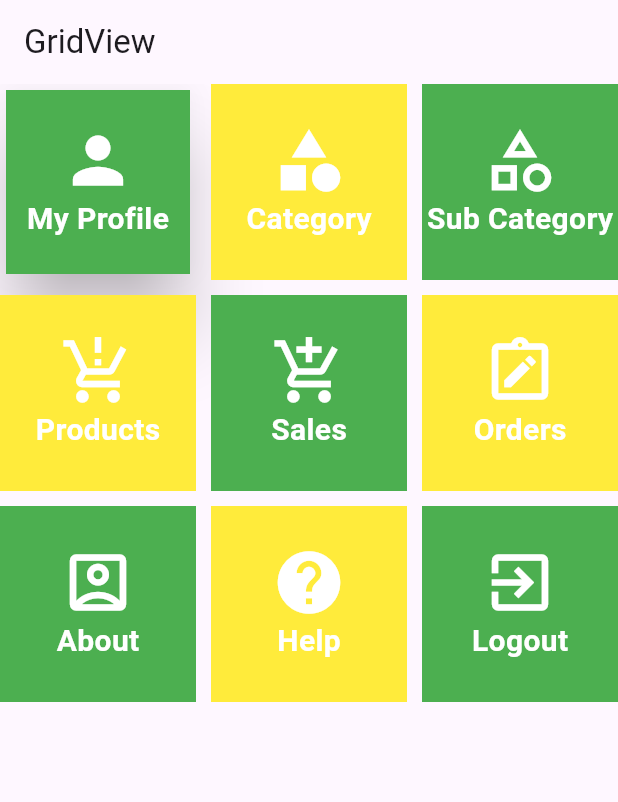
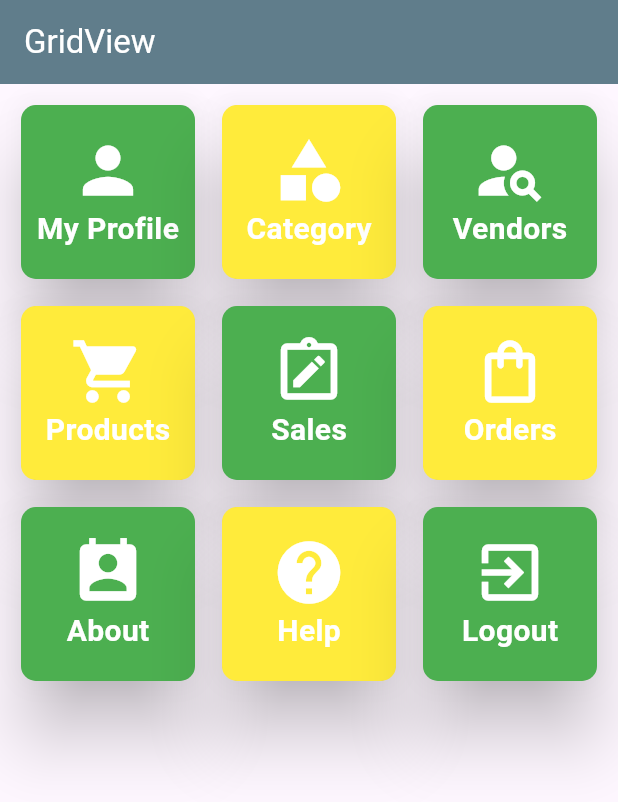
Before and after one commit to NoorMohammedAnik/flutter_grid_view, a Flutter app: the screen it shows after launch, on a phone screen of 412 x 824 dp. Shown: the top 802 px of the screen. Run offline on Flutter 3.47's test engine with Material 3 defaults, Android fonts, the phone set to English and light mode, and no system bars; our stand-ins replace fluttertoast.

Commit message:
-updated

```diff
--- a/lib/home_page.dart
+++ b/lib/home_page.dart
@@ -8,12 +8,17 @@ class HomePage extends StatelessWidget {
   Widget build(BuildContext context) {
     return Scaffold(
       appBar: AppBar(
-        title: Text("GridView"),
+        backgroundColor: Colors.blueGrey,
+        title: Text(
+          "GridView",
+          style: TextStyle(color: Colors.white),
+        ),
       ),
       body: GridView.count(
         crossAxisCount: 3,
         mainAxisSpacing: 10,
         crossAxisSpacing: 10,
+        padding: EdgeInsets.all(10),
         children: [
           GestureDetector(
             onTap: () {
@@ -23,7 +28,10 @@ class HomePage extends StatelessWidget {
               elevation: 20,
               color: Colors.grey,
               child: Container(
+                decoration: BoxDecoration(
                     color: Colors.green,
+                    shape: BoxShape.rectangle,
+                    borderRadius: BorderRadius.circular(10)),
                 child: Column(
                   mainAxisAlignment: MainAxisAlignment.center,
                   children: [
@@ -44,8 +52,18 @@ class HomePage extends StatelessWidget {
               ),
             ),
           ),
-          Container(
+          GestureDetector(
+            onTap: () {
+              Fluttertoast.showToast(msg: "Category");
+            },
+            child: Card(
+              elevation: 20,
+              color: Colors.grey,
+              child: Container(
+                decoration: BoxDecoration(
                     color: Colors.yellow,
+                    shape: BoxShape.rectangle,
+                    borderRadius: BorderRadius.circular(10)),
                 child: Column(
                   mainAxisAlignment: MainAxisAlignment.center,
                   children: [
@@ -64,18 +82,30 @@ class HomePage extends StatelessWidget {
                   ],
                 ),
               ),
-          Container(
+            ),
+          ),
+          GestureDetector(
+            onTap: () {
+              Fluttertoast.showToast(msg: "Vendors");
+            },
+            child: Card(
+              elevation: 20,
+              color: Colors.grey,
+              child: Container(
+                decoration: BoxDecoration(
                     color: Colors.green,
+                    shape: BoxShape.rectangle,
+                    borderRadius: BorderRadius.circular(10)),
                 child: Column(
                   mainAxisAlignment: MainAxisAlignment.center,
                   children: [
                     Icon(
-                  Icons.category_outlined,
+                      Icons.person_search_sharp,
                       size: 50,
                       color: Colors.white,
                     ),
                     Text(
-                  "Sub Category",
+                      "Vendors",
                       style: TextStyle(
                           color: Colors.white,
                           fontSize: 20,
@@ -84,13 +114,25 @@ class HomePage extends StatelessWidget {
                   ],
                 ),
               ),
-          Container(
+            ),
+          ),
+          GestureDetector(
+            onTap: () {
+              Fluttertoast.showToast(msg: "Products");
+            },
+            child: Card(
+              elevation: 20,
+              color: Colors.grey,
+              child: Container(
+                decoration: BoxDecoration(
                     color: Colors.yellow,
+                    shape: BoxShape.rectangle,
+                    borderRadius: BorderRadius.circular(10)),
                 child: Column(
                   mainAxisAlignment: MainAxisAlignment.center,
                   children: [
                     Icon(
-                  Icons.production_quantity_limits,
+                      Icons.shopping_cart,
                       size: 50,
                       color: Colors.white,
                     ),
@@ -104,13 +146,25 @@ class HomePage extends StatelessWidget {
                   ],
                 ),
               ),
-          Container(
+            ),
+          ),
+          GestureDetector(
+            onTap: () {
+              Fluttertoast.showToast(msg: "Sales");
+            },
+            child: Card(
+              elevation: 20,
+              color: Colors.grey,
+              child: Container(
+                decoration: BoxDecoration(
                     color: Colors.green,
+                    shape: BoxShape.rectangle,
+                    borderRadius: BorderRadius.circular(10)),
                 child: Column(
                   mainAxisAlignment: MainAxisAlignment.center,
                   children: [
                     Icon(
-                  Icons.add_shopping_cart,
+                      Icons.note_alt_outlined,
                       size: 50,
                       color: Colors.white,
                     ),
@@ -124,13 +178,25 @@ class HomePage extends StatelessWidget {
                   ],
                 ),
               ),
-          Container(
+            ),
+          ),
+          GestureDetector(
+            onTap: () {
+              Fluttertoast.showToast(msg: "Orders");
+            },
+            child: Card(
+              elevation: 20,
+              color: Colors.grey,
+              child: Container(
+                decoration: BoxDecoration(
                     color: Colors.yellow,
+                    shape: BoxShape.rectangle,
+                    borderRadius: BorderRadius.circular(10)),
                 child: Column(
                   mainAxisAlignment: MainAxisAlignment.center,
                   children: [
                     Icon(
-                  Icons.note_alt_outlined,
+                      Icons.shopping_bag_outlined,
                       size: 50,
                       color: Colors.white,
                     ),
@@ -144,13 +210,25 @@ class HomePage extends StatelessWidget {
                   ],
                 ),
               ),
-          Container(
+            ),
+          ),
+          GestureDetector(
+            onTap: () {
+              Fluttertoast.showToast(msg: "About");
+            },
+            child: Card(
+              elevation: 20,
+              color: Colors.grey,
+              child: Container(
+                decoration: BoxDecoration(
                     color: Colors.green,
+                    shape: BoxShape.rectangle,
+                    borderRadius: BorderRadius.circular(10)),
                 child: Column(
                   mainAxisAlignment: MainAxisAlignment.center,
                   children: [
                     Icon(
-                  Icons.account_box_outlined,
+                      Icons.perm_contact_cal,
                       size: 50,
                       color: Colors.white,
                     ),
@@ -164,8 +242,20 @@ class HomePage extends StatelessWidget {
                   ],
                 ),
               ),
-          Container(
+            ),
+          ),
+          GestureDetector(
+            onTap: () {
+              Fluttertoast.showToast(msg: "Help");
+            },
+            child: Card(
+              elevation: 20,
+              color: Colors.grey,
+              child: Container(
+                decoration: BoxDecoration(
                     color: Colors.yellow,
+                    shape: BoxShape.rectangle,
+                    borderRadius: BorderRadius.circular(10)),
                 child: Column(
                   mainAxisAlignment: MainAxisAlignment.center,
                   children: [
@@ -184,8 +274,20 @@ class HomePage extends StatelessWidget {
                   ],
                 ),
               ),
-          Container(
+            ),
+          ),
+          GestureDetector(
+            onTap: () {
+              Fluttertoast.showToast(msg: "Logout");
+            },
+            child: Card(
+              elevation: 20,
+              color: Colors.grey,
+              child: Container(
+                decoration: BoxDecoration(
                     color: Colors.green,
+                    shape: BoxShape.rectangle,
+                    borderRadius: BorderRadius.circular(10)),
                 child: Column(
                   mainAxisAlignment: MainAxisAlignment.center,
                   children: [
@@ -204,6 +306,8 @@ class HomePage extends StatelessWidget {
                   ],
                 ),
               ),
+            ),
+          ),
         ],
       ),
     );
--- a/lib/main.dart
+++ b/lib/main.dart
@@ -13,6 +13,7 @@ class MyApp extends StatelessWidget {
   Widget build(BuildContext context) {
     return MaterialApp(
       title: 'Flutter Demo',
+      debugShowCheckedModeBanner: false,
       theme: ThemeData(
         // This is the theme of your application.
         //
--- a/pubspec.yaml
+++ b/pubspec.yaml
@@ -60,9 +60,9 @@ flutter:
   uses-material-design: true
 
   # To add assets to your application, add an assets section, like this:
-  # assets:
-  #   - images/a_dot_burr.jpeg
-  #   - images/a_dot_ham.jpeg
+  assets:
+    - assets/images/
+
 
   # An image asset can refer to one or more resolution-specific "variants", see
   # https://flutter.dev/assets-and-images/#resolution-aware
```
Also changed, not shown: assets/images/screenshot.jpeg (added), 1 other file. Lines whose indentation alone changed are shown as unchanged.
